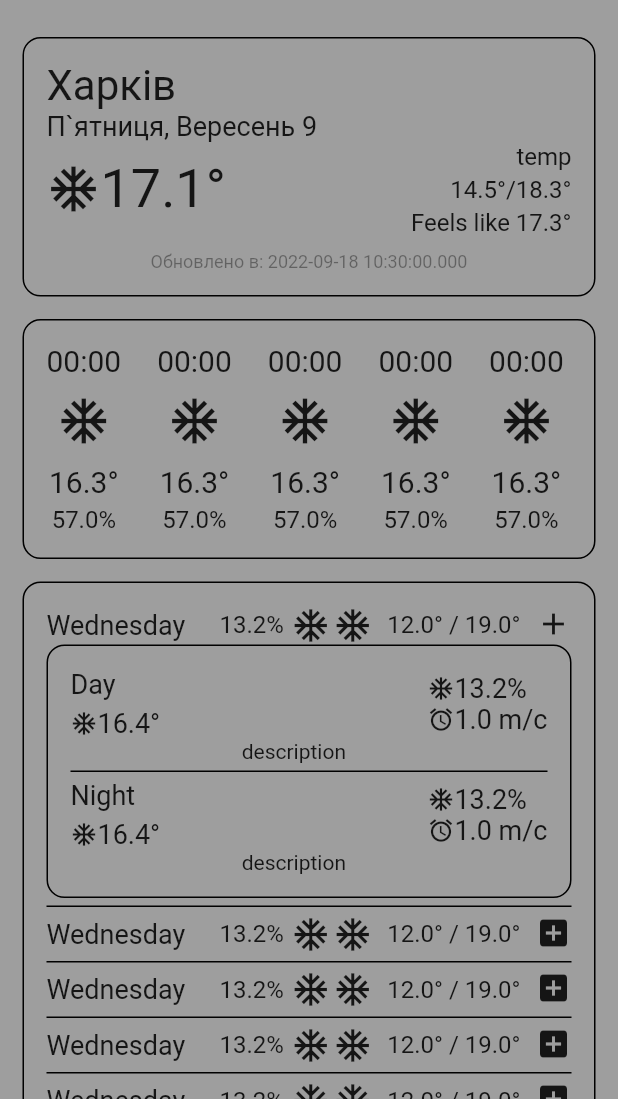
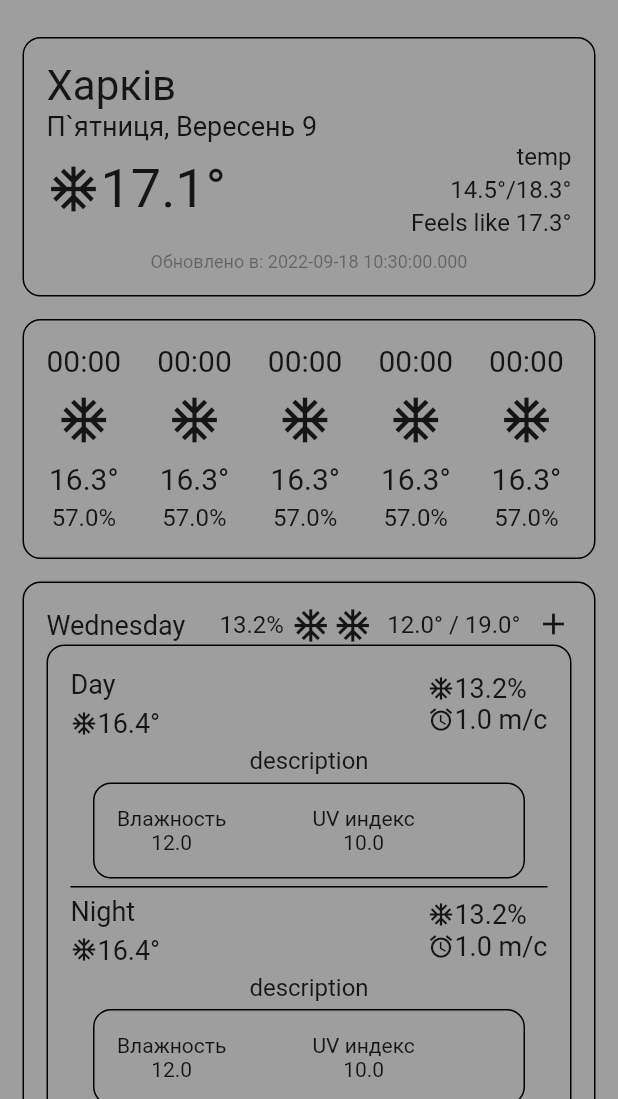
Before and after one commit to shredd0r/weather-app, a Flutter app: the screen it shows after launch, after a tap on the "abc" icon, after a tap on "Wednesday", on a phone screen of 412 x 824 dp, the part 137-1236 px from its top. Run offline on Flutter 3.47's test engine with Material 2 defaults, Android fonts, the phone set to English and light mode, and no system bars; our stand-ins replace sqflite; missing offline and left inert: flutter_logs; accounts and stored records are empty; generated files the repository leaves out were written again.

Commit message:
small refact

```diff
--- a/lib/src/static/constants.dart
+++ b/lib/src/static/constants.dart
@@ -5,7 +5,11 @@ const String appName = "WeatherApp";
 class ConstantUI {
   static const double weatherIconSize = 36;
   static const double dailyWeatherIconSize = 26;
+
   static const double textPercentAndTemperatureFontSize = 16;
   static const double textDayOfWeekFontSize = 18;
+
+  static const double paddingSize = 5;
+
   static const TextStyle onlyFontSizeStyle = TextStyle(fontSize: textDayOfWeekFontSize);
 }
--- a/lib/src/ui/widgets/common/common_separator.dart
+++ b/lib/src/ui/widgets/common/common_separator.dart
@@ -1,4 +1,5 @@
 import 'package:flutter/material.dart';
+import 'package:weather_app/src/static/constants.dart';
 
 class SeparatorWidget extends StatelessWidget {
 
@@ -9,7 +10,7 @@ class SeparatorWidget extends StatelessWidget {
   @override
   Widget build(BuildContext context) {
     return Padding(
-        padding: const EdgeInsets.only(top: 5, bottom: 5),
+        padding: const EdgeInsets.only(top: ConstantUI.paddingSize, bottom: ConstantUI.paddingSize),
         child: Container(height: height, color: Colors.black));
   }
 }
--- a/lib/src/ui/widgets/weather/daily/daily_weather_panel_widget.dart
+++ b/lib/src/ui/widgets/weather/daily/daily_weather_panel_widget.dart
@@ -50,7 +50,6 @@ class _DailyInfoWeatherWidget extends StatelessWidget {
 
   @override
   Widget build(BuildContext context) {
-    String hi = "Wednesday";
 
     return Table(
         columnWidths: const <int, TableColumnWidth> {
@@ -60,11 +59,28 @@ class _DailyInfoWeatherWidget extends StatelessWidget {
         children: [
           TableRow(
               children: [
-                TableCell(
+                _firstCell(context),
+                _secondCell(context),
+                _thirdCell(context),
+                _fourthCell(context),
+                _fifthCell(context)
+              ]
+          )
+        ]
+    );
+  }
+
+  Widget _firstCell(BuildContext context) {
+    String hi = "Wednesday";
+
+    return TableCell(
         verticalAlignment: TableCellVerticalAlignment.middle,
         child: Text(hi, style: const TextStyle(fontSize: ConstantUI.textDayOfWeekFontSize))
-                ),
-                TableCell(
+    );
+  }
+
+  Widget _secondCell(BuildContext context) {
+    return TableCell(
       verticalAlignment: TableCellVerticalAlignment.middle,
       child: Padding(
         padding: const EdgeInsets.only(left: 5, right: 5),
@@ -73,8 +89,11 @@ class _DailyInfoWeatherWidget extends StatelessWidget {
             style: const TextStyle(fontSize: ConstantUI.textPercentAndTemperatureFontSize)
         ),
       ),
-                ),
-                TableCell(
+    );
+  }
+
+  Widget _thirdCell(BuildContext context) {
+    return TableCell(
         verticalAlignment: TableCellVerticalAlignment.middle,
         child: Row(
           children: const [
@@ -87,8 +106,11 @@ class _DailyInfoWeatherWidget extends StatelessWidget {
                 size: ConstantUI.dailyWeatherIconSize),
           ],
         )
-                ),
-                TableCell(
+    );
+  }
+
+  Widget _fourthCell(BuildContext context) {
+    return TableCell(
         verticalAlignment: TableCellVerticalAlignment.middle,
         child: Padding(
           padding: const EdgeInsets.only(left: 5, right: 5),
@@ -98,15 +120,14 @@ class _DailyInfoWeatherWidget extends StatelessWidget {
                 style: const TextStyle(fontSize: ConstantUI.textPercentAndTemperatureFontSize)),
           ),
         )
-                ),
-                TableCell(child:
+    );
+  }
+
+  Widget _fifthCell(BuildContext context) {
+    return TableCell(child:
       isExpanded ?
       const Icon(Icons.add):
       const Icon(Icons.add_box)
-                )
-              ]
-          )
-        ]
     );
   }
 }
@@ -135,9 +156,33 @@ class _DailyDetailInfoWeatherWidget extends StatelessWidget {
   }
 
   Widget buildDailyWeatherWidget(DailyWeatherModel model, bool isDay) {
-    var namePeriod = isDay ? "Day" : "Night";
 
-    return Table(
+    return Column(
+      children: [
+        Table(
+          columnWidths: const <int, TableColumnWidth>{
+            0: IntrinsicColumnWidth(),
+            1: FlexColumnWidth(),
+            2: IntrinsicColumnWidth()
+          },
+          children: [
+            TableRow(
+                children: [
+                  _firstCell(model, isDay),
+                  const SizedBox(width: 1),
+                  _thirdCell(model)
+                ],
+            ),
+          ]
+        ),
+        Center(
+          child: Padding(
+            padding: const EdgeInsets.only(top: ConstantUI.paddingSize, bottom: ConstantUI.paddingSize),
+            child: Text(model.description, style: const TextStyle(fontSize: ConstantUI.textPercentAndTemperatureFontSize)),
+          ),
+        ),
+        BorderContainerWidget(
+            child: Table(
               columnWidths: const <int, TableColumnWidth>{
                 0: IntrinsicColumnWidth(),
                 1: FlexColumnWidth(),
@@ -147,6 +192,34 @@ class _DailyDetailInfoWeatherWidget extends StatelessWidget {
                 TableRow(
                   children: [
                     TableCell(
+                      child: Column(
+                        children: [
+                          Text("Влажность"),
+                          Text(model.humidity.toString())
+                        ],
+                      )
+                    ),
+                    TableCell(
+                      child: Column(
+                        children: [
+                          Text("UV индекс"),
+                          Text(model.indexUV.toString())
+                        ],
+                      ),
+                    )
+                  ]
+                )
+              ],
+            )
+        )
+      ],
+    );
+  }
+
+  Widget _firstCell(DailyWeatherModel model, bool isDay) {
+    var namePeriod = isDay ? "Day" : "Night";
+
+    return TableCell(
       verticalAlignment: TableCellVerticalAlignment.middle,
       child: Column(
         children: [
@@ -166,9 +239,11 @@ class _DailyDetailInfoWeatherWidget extends StatelessWidget {
           )
         ],
       ),
-              ),
-              const SizedBox(width: 1),
-              TableCell(
+    );
+  }
+
+  Widget _thirdCell(DailyWeatherModel model) {
+    return TableCell(
         verticalAlignment: TableCellVerticalAlignment.middle,
         child: Column(
             children: [
@@ -182,19 +257,6 @@ class _DailyDetailInfoWeatherWidget extends StatelessWidget {
               )
             ]
         )
-              )
-            ],
-        ),
-        TableRow(
-          children: [
-            const SizedBox(),
-            Align(
-                alignment: Alignment.center,
-                child: Text(model.description)),
-            const SizedBox()
-          ]
-        )
-      ]
     );
   }
 }
--- a/lib/src/ui/widgets/weather/hourly/hourly_weather_widget.dart
+++ b/lib/src/ui/widgets/weather/hourly/hourly_weather_widget.dart
@@ -62,14 +62,14 @@ class HourlyWeatherInfoWidget extends StatelessWidget {
           style: const TextStyle(fontSize: 20),
         ),
         const Padding(
-          padding: EdgeInsets.only(top: 11, bottom: 11),
+          padding: EdgeInsets.only(top: 10, bottom: 10),
           child: Icon(
               Icons.ac_unit_sharp,
               size: ConstantUI.weatherIconSize,
           ),
         ),
         Padding(
-          padding: const EdgeInsets.only(bottom: 4),
+          padding: const EdgeInsets.only(bottom: ConstantUI.paddingSize),
           child: Text(
               "$temperature°",
               style: const TextStyle(fontSize: 20)
```
Lines whose indentation alone changed are shown as unchanged.
